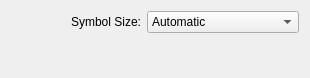
This is frontend_qt4/grpCodeOne.ui in zint/zint-gpl-only as Qt 5 draws it before an edit. The edited form follows.
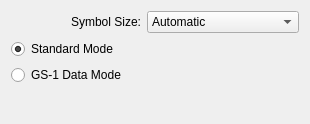
This is the edited form.

Patch:
```diff
--- a/frontend_qt4/grpCodeOne.ui
+++ b/frontend_qt4/grpCodeOne.ui
@@ -6,7 +6,7 @@
     <x>0</x>
     <y>0</y>
     <width>310</width>
-    <height>78</height>
+    <height>124</height>
    </rect>
   </property>
   <property name="windowTitle" >
@@ -86,6 +86,23 @@
      </item>
     </layout>
    </item>
+   <item>
+    <widget class="QRadioButton" name="radC1Stand" >
+     <property name="text" >
+      <string>Standard Mode</string>
+     </property>
+     <property name="checked" >
+      <bool>true</bool>
+     </property>
+    </widget>
+   </item>
+   <item>
+    <widget class="QRadioButton" name="radC1GS1" >
+     <property name="text" >
+      <string>GS-1 Data Mode</string>
+     </property>
+    </widget>
+   </item>
    <item>
     <spacer name="verticalSpacer" >
      <property name="orientation" >
```
